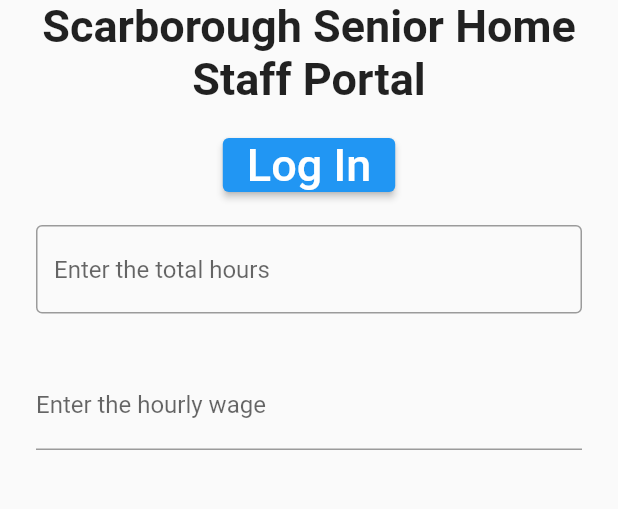
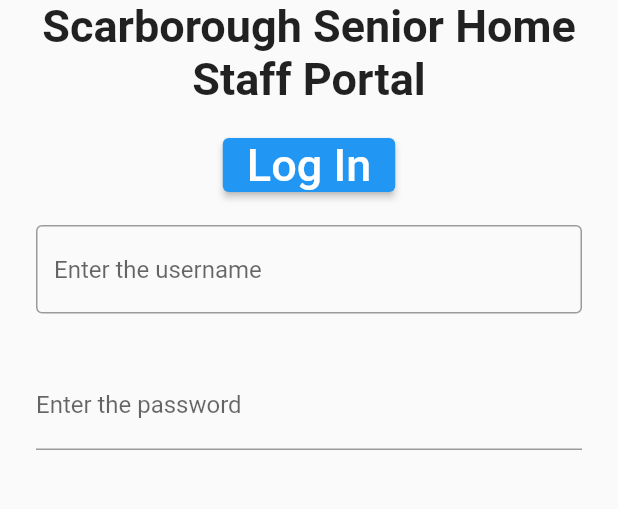
Before and after one commit to helloworldmich/patient_management_app_flutter, a Flutter app: the screen it shows after launch, on a phone screen of 412 x 824 dp, the part 606-1115 px from its top. Run offline on Flutter 3.47's test engine with Material 2 defaults, Android fonts, the phone set to English and light mode, and no system bars.

Commit message:
fixed login page input

```diff
--- a/lib/login_screen.dart
+++ b/lib/login_screen.dart
@@ -1,18 +1,18 @@
 import 'package:flutter/material.dart';
+
 class LoginScreen extends StatelessWidget {
-
-
-   LoginScreen({super.key, this.navigation});
+  const LoginScreen({super.key, this.navigation});
 
   final dynamic navigation;
-  final userNameController = TextEditingController();
-  final passwordController = TextEditingController();
+
   void _onBtnSignInPressed() {
     navigation.pushNamed('PatientList');
   }
 
   @override
   Widget build(BuildContext context) {
+    var userNameController;
+    var passwordController;
     return Scaffold(
       body: Container(
         padding: EdgeInsets.all(16.0),
@@ -60,7 +60,7 @@ class LoginScreen extends StatelessWidget {
                 controller: userNameController,
                 decoration: InputDecoration(
                     border: OutlineInputBorder(),
-                    hintText: 'Enter the total hours'),
+                    hintText: 'Enter the username'),
               ),
             ),
             Padding(
@@ -69,7 +69,7 @@ class LoginScreen extends StatelessWidget {
                 controller: passwordController,
                 decoration: const InputDecoration(
                   border: UnderlineInputBorder(),
-                  labelText: 'Enter the hourly wage',
+                  labelText: 'Enter the password',
                 ),
 
                 // onChanged: valueSetter,
```
Also changed, not shown: 234 other files.
